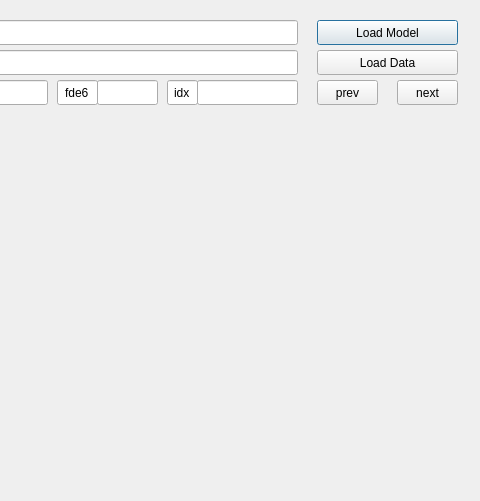
Qt form _uiFiles/gui.ui (Hyeongseok-Jeon/SRFNet_vis_tool) before a commit; both pictures show x 723 to 1203 and y 0 to 501 of the 1203 by 861 pixel window.
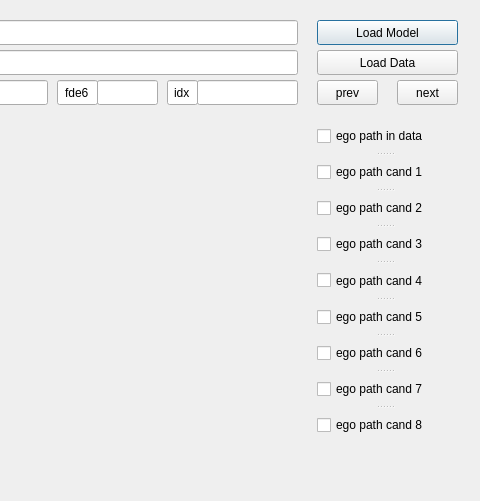
The same form after that commit. Custom widgets are drawn as their Qt base class.

Patch:
```diff
--- a/_uiFiles/gui.ui
+++ b/_uiFiles/gui.ui
@@ -351,6 +351,70 @@
     </rect>
    </property>
   </widget>
+  <widget class="QSplitter" name="splitter">
+   <property name="geometry">
+    <rect>
+     <x>1040</x>
+     <y>120</y>
+     <width>136</width>
+     <height>321</height>
+    </rect>
+   </property>
+   <property name="orientation">
+    <enum>Qt::Vertical</enum>
+   </property>
+   <property name="opaqueResize">
+    <bool>false</bool>
+   </property>
+   <property name="handleWidth">
+    <number>4</number>
+   </property>
+   <widget class="QCheckBox" name="ego_path_enable">
+    <property name="text">
+     <string>ego path in data</string>
+    </property>
+   </widget>
+   <widget class="QCheckBox" name="ego_path_aug_1">
+    <property name="text">
+     <string>ego path cand 1</string>
+    </property>
+   </widget>
+   <widget class="QCheckBox" name="ego_path_aug_2">
+    <property name="text">
+     <string>ego path cand 2</string>
+    </property>
+   </widget>
+   <widget class="QCheckBox" name="ego_path_aug_3">
+    <property name="text">
+     <string>ego path cand 3</string>
+    </property>
+   </widget>
+   <widget class="QCheckBox" name="ego_path_aug_4">
+    <property name="text">
+     <string>ego path cand 4</string>
+    </property>
+   </widget>
+   <widget class="QCheckBox" name="ego_path_aug_5">
+    <property name="text">
+     <string>ego path cand 5</string>
+    </property>
+   </widget>
+   <widget class="QCheckBox" name="ego_path_aug_6">
+    <property name="text">
+     <string>ego path cand 6</string>
+    </property>
+   </widget>
+   <widget class="QCheckBox" name="ego_path_aug_7">
+    <property name="text">
+     <string>ego path cand 7</string>
+    </property>
+   </widget>
+   <widget class="QCheckBox" name="ego_path_aug_8">
+    <property name="text">
+     <string>ego path cand 8</string>
+    </property>
+   </widget>
+  </widget>
  </widget>
  <customwidgets>
   <customwidget>
```
